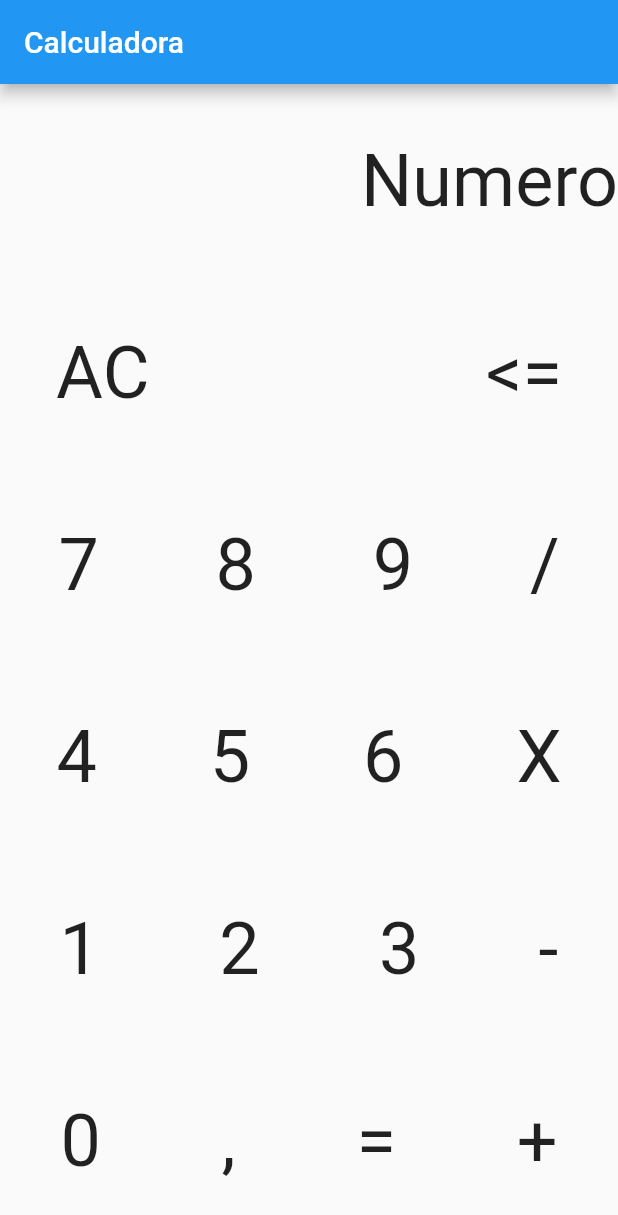
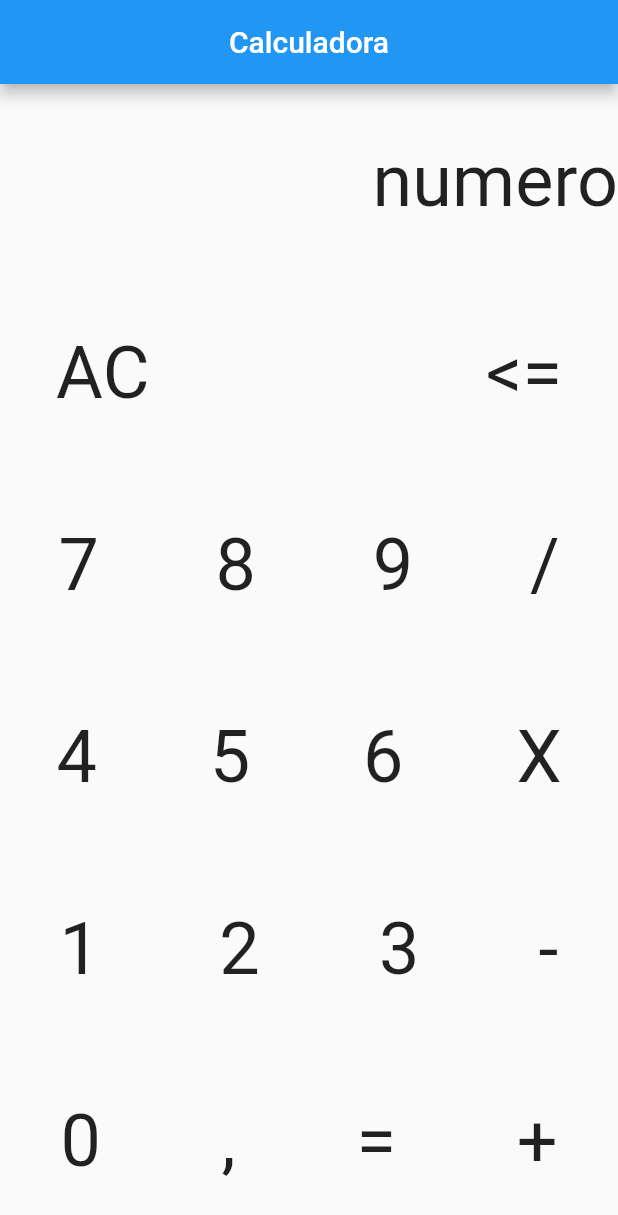
Before and after one commit to julianomarques/Calculadora, a Flutter app: the screen it shows after launch, on a phone screen of 412 x 824 dp. Shown: the top 1215 px of the screen. Run offline on Flutter 3.47's test engine with Material 2 defaults, Android fonts, the phone set to English and light mode, and no system bars.

Commit message:
mudança
escritorioo

```diff
--- a/lib/main.dart
+++ b/lib/main.dart
@@ -12,12 +12,42 @@ class MyApp extends StatefulWidget {
 }
 
 class _MyAppState extends State<MyApp> {
+  String numero = 'numero';
+  void calcular(String tecla) {
+    switch (tecla) {
+      case '0':
+      case '1':
+      case '2':
+      case '3':
+      case '4':
+      case '5':
+      case '6':
+      case '7':
+      case '8':
+      case '9':
+        setState(() {
+          numero += tecla;
+        });
+        break;
+
+      case 'AC':
+        setState(() {
+          numero = '0';
+        });
+
+        break;
+      default:
+        numero += tecla;
+        break;
+    }
+  }
+
   @override
   Widget build(BuildContext context) {
     return MaterialApp(
       home: Scaffold(
         appBar: AppBar(
-          title: Text('Calculadora'),
+          title: const Center(child: Text('Calculadora')),
         ),
         body: Column(
           mainAxisAlignment: MainAxisAlignment.spaceAround,
@@ -26,17 +56,20 @@ class _MyAppState extends State<MyApp> {
               mainAxisAlignment: MainAxisAlignment.end,
               children: [
                 Text(
-                  'Numero',
-                  style: TextStyle(fontSize: 48),
+                  numero,
+                  style: const TextStyle(fontSize: 48),
                 ),
               ],
             ),
             Row(
               mainAxisAlignment: MainAxisAlignment.spaceAround,
               children: [
-                Text(
+                GestureDetector(
+                  onTap: () => calcular('AC'),
+                  child: Text(
                     'AC',
-                  style: TextStyle(fontSize: 48),
+                    style: const TextStyle(fontSize: 48),
+                  ),
                 ),
                 Text(''),
                 Text(''),
@@ -49,84 +82,134 @@ class _MyAppState extends State<MyApp> {
             Row(
               mainAxisAlignment: MainAxisAlignment.spaceAround,
               children: [
-                Text(
+                GestureDetector(
+                  onTap: () {
+                    calcular('7');
+                  },
+                  child: Text(
                     '7',
                     style: TextStyle(fontSize: 48),
                   ),
-                Text(
+                ),
+                GestureDetector(
+                  onTap: () => calcular('8'),
+                  child: Text(
                     '8',
                     style: TextStyle(fontSize: 48),
                   ),
-                Text(
+                ),
+                GestureDetector(
+                  onTap: () => calcular('9'),
+                  child: Text(
                     '9',
                     style: TextStyle(fontSize: 48),
                   ),
-                Text(
+                ),
+                GestureDetector(
+                  onTap: () => calcular('/'),
+                  child: Text(
                     '/',
                     style: TextStyle(fontSize: 48),
+                  ),
                 ),
               ],
             ),
             Row(
               mainAxisAlignment: MainAxisAlignment.spaceAround,
               children: [
-                Text(
+                GestureDetector(
+                  onTap: () => calcular('4'),
+                  child: Text(
                     '4',
                     style: TextStyle(fontSize: 48),
                   ),
-                Text(
+                ),
+                GestureDetector(
+                  onTap: () => calcular('5'),
+                  child: Text(
                     '5',
                     style: TextStyle(fontSize: 48),
                   ),
-                Text(
+                ),
+                GestureDetector(
+                  onTap: () => calcular('6'),
+                  child: Text(
                     '6',
                     style: TextStyle(fontSize: 48),
                   ),
-                Text(
+                ),
+                GestureDetector(
+                  onTap: () => calcular('X'),
+                  child: Text(
                     'X',
                     style: TextStyle(fontSize: 48),
+                  ),
                 ),
               ],
             ),
             Row(
               mainAxisAlignment: MainAxisAlignment.spaceAround,
               children: [
-                Text(
+                GestureDetector(
+                  onTap: () => calcular('1'),
+                  child: Text(
                     '1',
                     style: TextStyle(fontSize: 48),
                   ),
-                Text(
+                ),
+                GestureDetector(
+                  onTap: () => calcular('2'),
+                  child: Text(
                     '2',
                     style: TextStyle(fontSize: 48),
                   ),
-                Text(
+                ),
+                GestureDetector(
+                  onTap: () => calcular('3'),
+                  child: Text(
                     '3',
                     style: TextStyle(fontSize: 48),
                   ),
-                Text(
+                ),
+                GestureDetector(
+                  onTap: () => calcular('-'),
+                  child: Text(
                     '-',
                     style: TextStyle(fontSize: 48),
+                  ),
                 ),
               ],
             ),
             Row(
               mainAxisAlignment: MainAxisAlignment.spaceAround,
               children: [
-                Text(
+                GestureDetector(
+                  onTap: () => calcular('0'),
+                  child: Text(
                     '0',
                     style: TextStyle(fontSize: 48),
                   ),
-                Text(
+                ),
+                GestureDetector(
+                  onTap: () => calcular(','),
+                  child: Text(
                     ',',
                     style: TextStyle(fontSize: 48),
                   ),
-                Text(
+                ),
+                GestureDetector(
+                  onTap: () => calcular('='),
+                  child: Text(
                     '=',
                     style: TextStyle(fontSize: 48),
                   ),
-                Text(
+                ),
+                GestureDetector(
+                  onTap: () => calcular('+'),
+                  child: Text(
                     '+',
                     style: TextStyle(fontSize: 48),
+                  ),
                 ),
               ],
             ),
```
Lines whose indentation alone changed are shown as unchanged.
